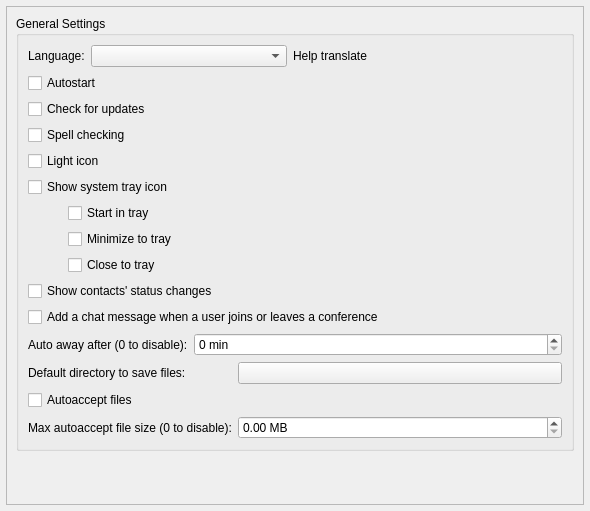
Before: the Qt Designer form src/widget/form/settings/generalsettings.ui in TokTok/qTox, drawn with Qt 5.
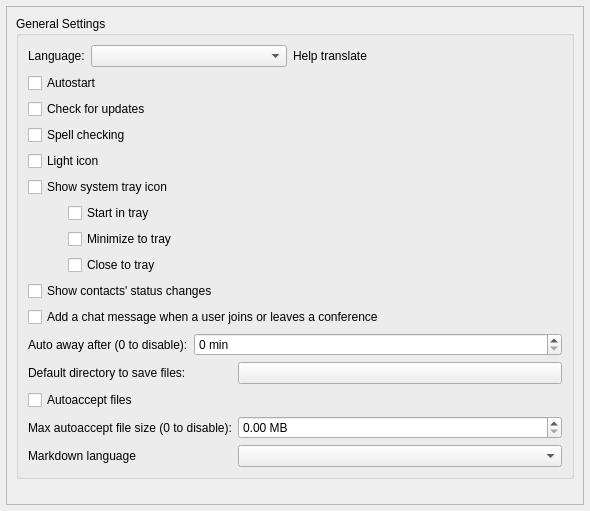
After: the same form once the commit is applied. Custom widgets are drawn as their Qt base class.

Commit message: feat(settings): add markdown settings to UI

The edit to the form file:
```diff
--- a/src/widget/form/settings/generalsettings.ui
+++ b/src/widget/form/settings/generalsettings.ui
@@ -38,9 +38,9 @@
       <property name="geometry">
        <rect>
         <x>0</x>
-        <y>0</y>
-        <width>576</width>
-        <height>510</height>
+        <y>-108</y>
+        <width>562</width>
+        <height>605</height>
        </rect>
       </property>
       <layout class="QVBoxLayout" name="verticalLayout_4" stretch="0,0">
@@ -341,6 +341,16 @@
               </property>
              </widget>
             </item>
+            <item row="5" column="0">
+             <widget class="QLabel" name="showMDSymbolsLabel">
+              <property name="text">
+               <string>Markdown language</string>
+              </property>
+             </widget>
+            </item>
+            <item row="5" column="1">
+             <widget class="QComboBox" name="markdownComboBox"/>
+            </item>
            </layout>
           </item>
          </layout>
```
Left out of the diff: 1 changed line with no effect on the pictures. The commit also changes 56 other files.
